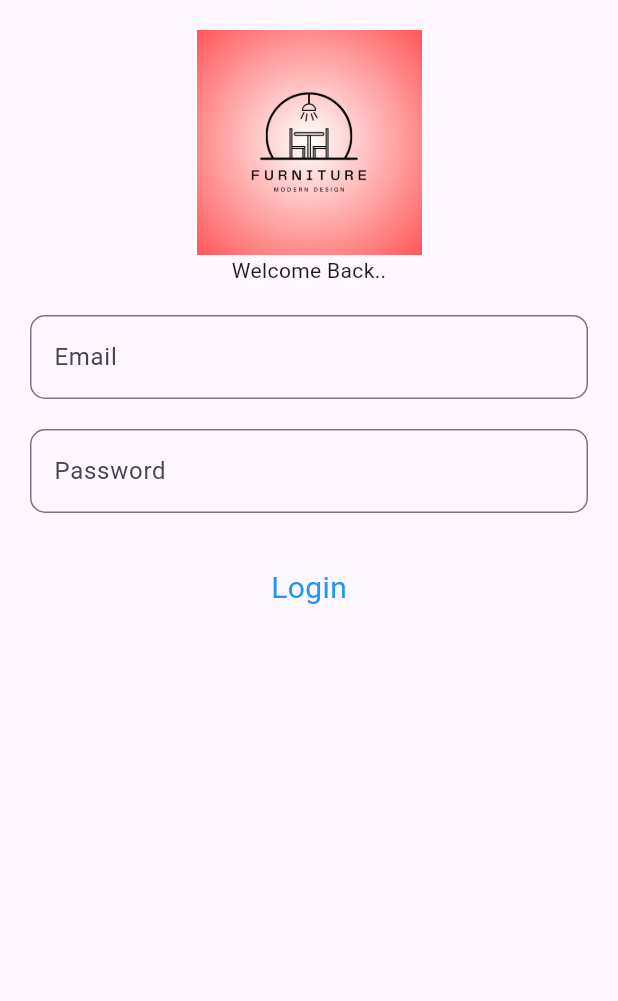
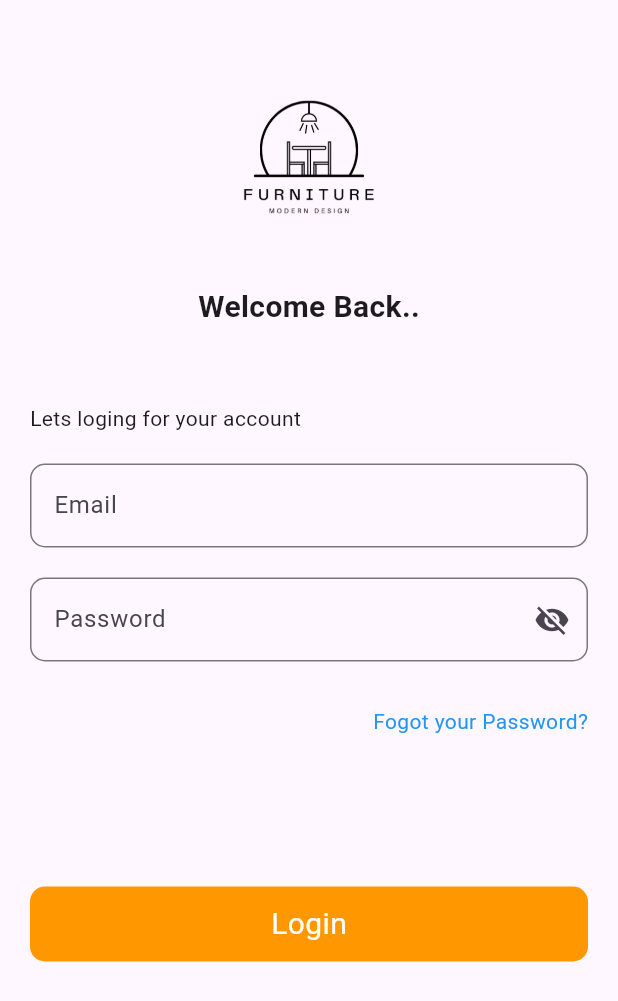
Before and after one commit to Sandeepa-Sadewaka/furniture_mobile_app, a Flutter app: the screen it shows after launch, on a phone screen of 412 x 824 dp. Shown: the top 1001 px of the screen. Run offline on Flutter 3.47's test engine with Material 3 defaults, Android fonts, the phone set to English and light mode, and no system bars; our stand-ins replace curved_navigation_bar, google_fonts.

Commit message:
create login page
- project  divide to 2 path, it's backend and frontend

```diff
--- /dev/null
+++ b/frontend/lib/Screens/login.dart
@@ -0,0 +1,164 @@
+import 'package:flutter/material.dart';
+import 'package:furniture_app/Screens/HomePage.dart';
+
+class Login extends StatefulWidget {
+  const Login({super.key});
+
+  @override
+  State<Login> createState() => _LoginState();
+}
+
+class _LoginState extends State<Login> {
+
+  TextEditingController emailController = TextEditingController();
+  TextEditingController passwordController = TextEditingController();
+
+  final _formKey = GlobalKey<FormState>();
+
+  bool _isObscured = true;
+
+  @override
+  Widget build(BuildContext context) {
+    return Scaffold(
+      body: Center(
+        child: Padding(
+          padding: const EdgeInsets.all(20),
+          child: Container(
+            height: double.infinity,
+            child: Form(
+              key: _formKey,
+              child: SingleChildScrollView(
+                child: Column(
+                  children: [
+                    Column(
+                      children: [
+                        Container(
+                          height: 170,
+                          width: 170,
+                          child: Image.asset("assets/Images/logo.png"),
+                        ),
+                      ],
+                    ),
+                    Text("Welcome Back..",
+                        style: TextStyle(
+                          fontSize: 20,
+                          fontWeight: FontWeight.bold,
+                        )),
+                    SizedBox(
+                      height: 50,
+                    ),
+                    Row(
+                      mainAxisAlignment: MainAxisAlignment.start,
+                      children: [
+                        Text(
+                          "Lets loging for your account",
+                          textAlign: TextAlign.start,
+                          style: TextStyle(fontWeight: FontWeight.w400),
+                        ),
+                      ],
+                    ),
+                    SizedBox(
+                      height: 20,
+                    ),
+                    TextFormField(
+                      controller: emailController,
+                        validator: (value) {
+                          if (value == null || value.isEmpty) {
+                            return 'Please enter Email';
+                          }
+                          return null;
+                        },
+                        decoration: InputDecoration(
+                            labelText: "Email",
+                            border: OutlineInputBorder(
+                              borderRadius: BorderRadius.circular(10),
+                            ))),
+                    SizedBox(
+                      height: 20,
+                    ),
+                    TextFormField(
+                      controller:  passwordController,
+                      validator: (value) {
+                        if (value == null || value.isEmpty) {
+                          return 'Please enter Password';
+                        }
+                        return null;
+                      },
+                      obscureText: _isObscured,
+                      decoration: InputDecoration(
+                          suffixIcon: IconButton(
+                              onPressed: () {
+                                setState(() {
+                                  _isObscured = !_isObscured;
+                                });
+                              },
+                              icon: Icon(_isObscured
+                                  ? Icons.visibility_off
+                                  : Icons.visibility)),
+                          labelText: "Password",
+                          border: OutlineInputBorder(
+                              borderRadius: BorderRadius.circular(10))),
+                    ),
+                    SizedBox(
+                      height: 30,
+                    ),
+                    Row(
+                      mainAxisAlignment: MainAxisAlignment.end,
+                      children: [
+                        Text(
+                          "Fogot your Password?",
+                          textAlign: TextAlign.right,
+                          style: TextStyle(
+                            color: Colors.blue,
+                          ),
+                        ),
+                      ],
+                    ),
+                    SizedBox(
+                      height: 100,
+                    ),
+                    GestureDetector(
+                      onTap: () {
+                        if(_formKey.currentState!.validate()){
+                          Navigator.push(context, MaterialPageRoute(builder: (context)=> Homepage()));
+                          emailController.clear();
+                          passwordController.clear();
+                        }
+                      },
+                      child: Container(
+                        height: 50,
+                        decoration: BoxDecoration(
+                            color: Colors.orange,
+                            borderRadius: BorderRadius.circular(10)),
+                        width: double.infinity,
+                        child: Center(
+                          child: Text(
+                            "Login",
+                            style: TextStyle(
+                                fontSize: 20,
+                                color:
+                                    const Color.fromARGB(255, 255, 255, 255)),
+                          ),
+                        ),
+                      ),
+                    ),
+                    SizedBox(
+                      height: 150,
+                    ),
+                    Row(
+                      mainAxisAlignment: MainAxisAlignment.center,
+                      children: [
+                        Text("Don't have an account?"),
+                        TextButton(onPressed: () {}, child: Text("Sign Up"))
+                      ],
+                    )
+                  ],
+                ),
+              ),
+            ),
+          ),
+        ),
+      ),
+    );
+  }
+}
--- a/frontend/lib/login.dart
+++ /dev/null
@@ -1,76 +0,0 @@
-import 'package:flutter/material.dart';
-
-class Login extends StatefulWidget {
-  const Login({super.key});
-
-  @override
-  State<Login> createState() => _LoginState();
-}
-
-class _LoginState extends State<Login> {
-  final _formKey = GlobalKey<FormState>();
-
-  @override
-  Widget build(BuildContext context) {
-    return Scaffold(
-      body: Center(
-        child: Padding(
-          padding: const EdgeInsets.all(20),
-          child: Container(
-            height: double.infinity,
-            child: Form(
-              key: _formKey,
-              child: Column(
-                children: [
-                  Container(
-                    height: 150,
-                    width: 150,
-                    child:
-                        Image.asset("assets/Images/logo.png"),
-                  ),
-                  Text("Welcome Back.."),
-                  SizedBox(height: 20,),
-                  TextFormField(
-                    decoration: InputDecoration(
-                    labelText: "Email",
-                    border: OutlineInputBorder(
-                      borderRadius: BorderRadius.circular(10),
-                    )
-                  )
-                  ),
-                  SizedBox(height: 20,),
-                  TextFormField(
-                    decoration: InputDecoration(
-                      labelText: "Password",
-                      border: OutlineInputBorder(
-                        borderRadius: BorderRadius.circular(10))
-                    ),
-                  ),
-                  SizedBox(height: 30,),
-                  GestureDetector(
-                    onTap: () {
-
-                    },
-                    child: Container(
-                      height: 40,
-                      width: double.infinity,
-                      child: Center(
-                        child: Text("Login",
-                        style: TextStyle(
-                          fontSize: 20,
-                          color: Colors.blue
-                        ),),
-                      ),
-                    ),
-                  )
-
-
-                ],
-              ),
-            ),
-          ),
-        ),
-      ),
-    );
-  }
-}
--- a/frontend/lib/main.dart
+++ b/frontend/lib/main.dart
@@ -1,8 +1,8 @@
 import 'package:flutter/material.dart';
-import 'package:furniture_app/BeforeLoginPage.dart';
-import 'package:furniture_app/HomePage.dart';
+import 'package:furniture_app/Screens/BeforeLoginPage.dart';
+import 'package:furniture_app/Screens/HomePage.dart';
 import 'package:furniture_app/component/BottomNavBar.dart';
-import 'package:furniture_app/login.dart';
+import 'package:furniture_app/Screens/login.dart';
 
 void main() {
   runApp(const MyApp());
```
Also changed, not shown: frontend/lib/component/BottomNavBar.dart (+6 -4 lines), frontend/assets/Images/logo.png, frontend/lib/Screens/BeforeLoginPage.dart (renamed from frontend/lib/BeforeLoginPage.dart), frontend/lib/Screens/Cart.dart (renamed from frontend/lib/Cart.dart), frontend/lib/Screens/HomePage.dart (renamed from frontend/lib/HomePage.dart), frontend/lib/Screens/Profile.dart (renamed from frontend/lib/Profile.dart), frontend/lib/Screens/Signup.dart (renamed from frontend/lib/Signup.dart).
